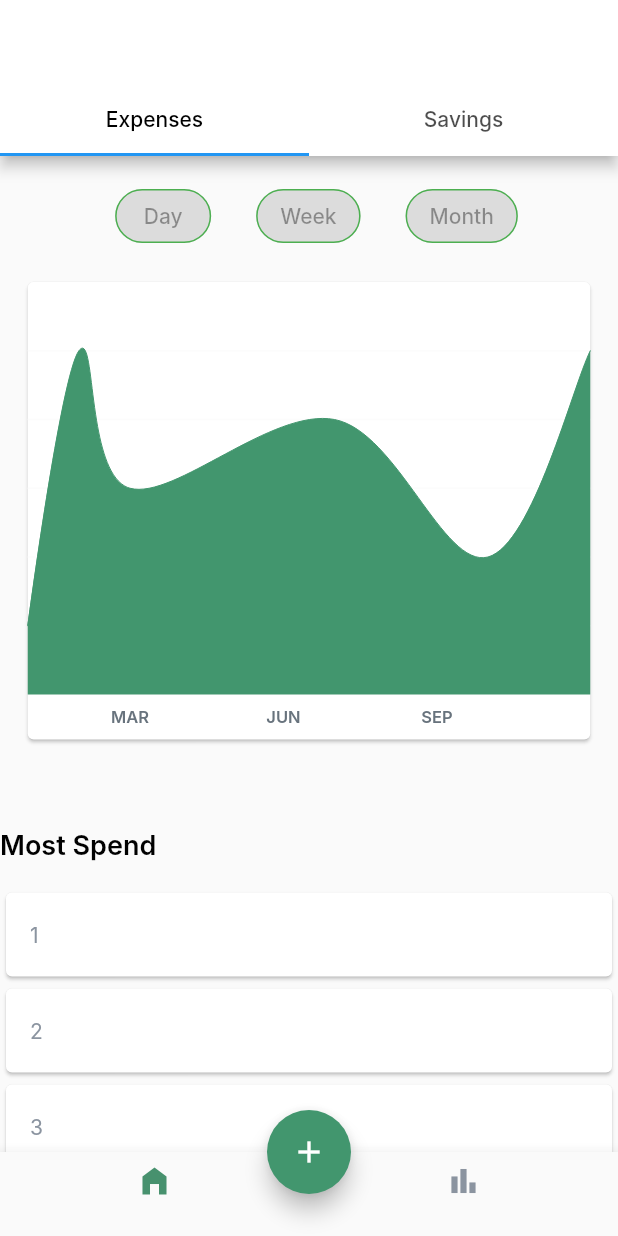
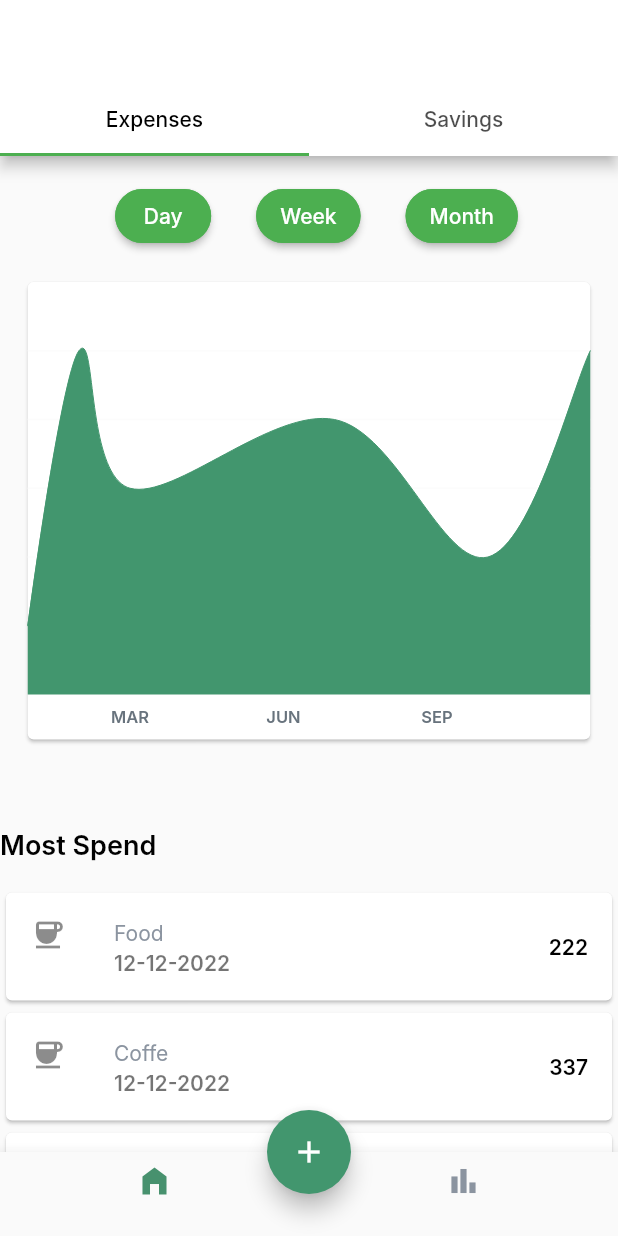
Before and after one commit to halrewaished/salary, a Flutter app: the screen it shows after launch, on a phone screen of 412 x 824 dp. Run offline on Flutter 3.47's test engine with Material 2 defaults, Android fonts, the phone set to English and light mode, and no system bars; drawn by our look-alikes of fl_chart; Roboto replaces fonts that are missing (Inter).

Commit message:
dashboard

```diff
--- a/lib/dashboard.dart
+++ b/lib/dashboard.dart
@@ -1,11 +1,12 @@
 import 'package:expense_project/home.dart';
+import 'package:expense_project/my_flutter_app_icons.dart';
 import 'package:flutter/material.dart';
 import 'package:fl_chart/fl_chart.dart';
 import 'Charts/linechart.dart';
 import 'Charts/barchart.dart';
 import 'colors.dart' as color;
 
-var items = [1, 2, 3, 4];
+var testmap = {"Food": 222, "Coffe": 337, "Entertainment": 988};
 
 class Dashboard extends StatelessWidget {
   @override
@@ -38,7 +39,7 @@ class Dashboard extends StatelessWidget {
                                 RoundedRectangleBorder(
                                     borderRadius: BorderRadius.circular(18.0),
                                     side: BorderSide(color: Colors.green)))),
-                    onPressed: null,
+                    onPressed: () {},
                     child: Text("Day")),
                 SizedBox(
                   width: 30,
@@ -50,7 +51,7 @@ class Dashboard extends StatelessWidget {
                                 RoundedRectangleBorder(
                                     borderRadius: BorderRadius.circular(18.0),
                                     side: BorderSide(color: Colors.green)))),
-                    onPressed: null,
+                    onPressed: (() {}),
                     child: Text("Week")),
                 SizedBox(
                   width: 30,
@@ -62,7 +63,7 @@ class Dashboard extends StatelessWidget {
                                 RoundedRectangleBorder(
                                     borderRadius: BorderRadius.circular(18.0),
                                     side: BorderSide(color: Colors.green)))),
-                    onPressed: null,
+                    onPressed: () {},
                     child: Text("Month")),
                 SizedBox(
                   width: 30,
@@ -99,14 +100,29 @@ class Dashboard extends StatelessWidget {
                     children: [
                       Card(
                           color: Colors.white,
+                          child: Row(
+                            mainAxisSize: MainAxisSize.min,
+                            children: [
+                              Flexible(
+                                flex: 1,
+                                fit: FlexFit.tight,
                                 child: ListTile(
-                          title: Text(items[index].toString()),
+                                  title: Text(
+                                    testmap.keys.elementAt(index).toString(),
                                   ),
-                      )
+                                  subtitle: Text("12-12-2022"),
+                                  leading: Icon(Icons.coffee),
+                                  trailing: Text(testmap.values
+                                      .elementAt(index)
+                                      .toString()),
+                                ),
+                              ),
+                            ],
+                          ))
                     ],
                   );
                 }),
-                itemCount: items.length,
+                itemCount: testmap.length,
               ),
             ),
           ],
@@ -131,7 +147,7 @@ class Dashboard extends StatelessWidget {
                   mainAxisAlignment: MainAxisAlignment.center,
                   children: [
                     Text(
-                      "122K",
+                      "120K",
                       style:
                           TextStyle(fontSize: 48, fontWeight: FontWeight.bold),
                     ),
@@ -159,16 +175,31 @@ class Dashboard extends StatelessWidget {
             Expanded(
               child: ListView.builder(
                 shrinkWrap: true,
-                itemCount: items.length,
+                itemCount: testmap.length,
                 itemBuilder: ((context, index) {
                   return Column(
                     children: [
                       Card(
                           color: Colors.white,
+                          child: Row(
+                            mainAxisSize: MainAxisSize.min,
+                            children: [
+                              Flexible(
+                                flex: 1,
+                                fit: FlexFit.tight,
                                 child: ListTile(
-                          title: Text(items[index].toString()),
+                                  title: Text(
+                                    testmap.keys.elementAt(index).toString(),
                                   ),
-                      )
+                                  subtitle: Text("12-03-2022"),
+                                  leading: Icon(Icons.coffee),
+                                  trailing: Text(testmap.values
+                                      .elementAt(index)
+                                      .toString()),
+                                ),
+                              ),
+                            ],
+                          )),
                     ],
                   );
                 }),
--- a/lib/main.dart
+++ b/lib/main.dart
@@ -26,7 +26,7 @@ class MyApp extends StatelessWidget {
       theme: ThemeData(
           indicatorColor: Colors.green,
           appBarTheme: AppBarTheme(color: const Color(0xffFFFFFF)),
-          // primarySwatch: Colors.green,
+          primarySwatch: Colors.green,
           fontFamily: 'Inter',
           textTheme: TextTheme(
             headline1: const TextStyle(
--- a/pubspec.yaml
+++ b/pubspec.yaml
@@ -42,6 +42,8 @@ dependencies:
 dev_dependencies:
   flutter_test:
     sdk: flutter
+
+
 
   # The "flutter_lints" package below contains a set of recommended lints to
   # encourage good coding practices. The lint set provided by the package is
```
Also changed, not shown: pubspec.lock. Lines whose indentation alone changed are shown as unchanged.
